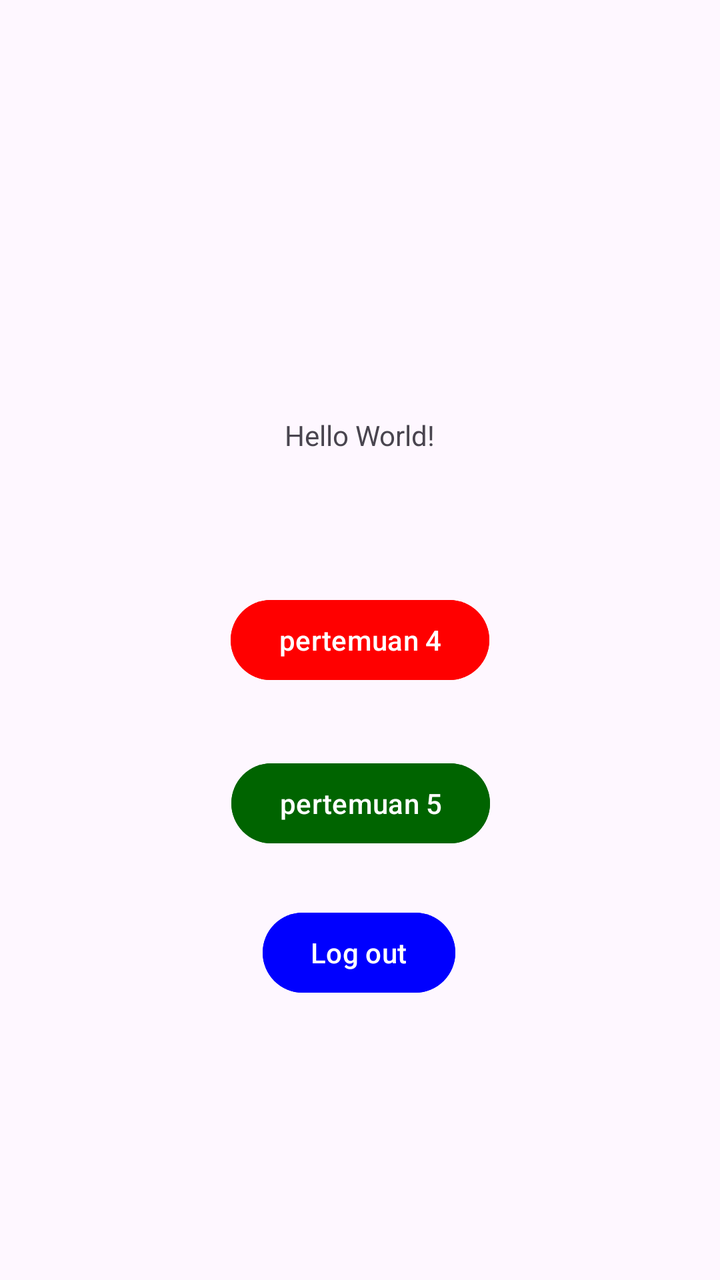
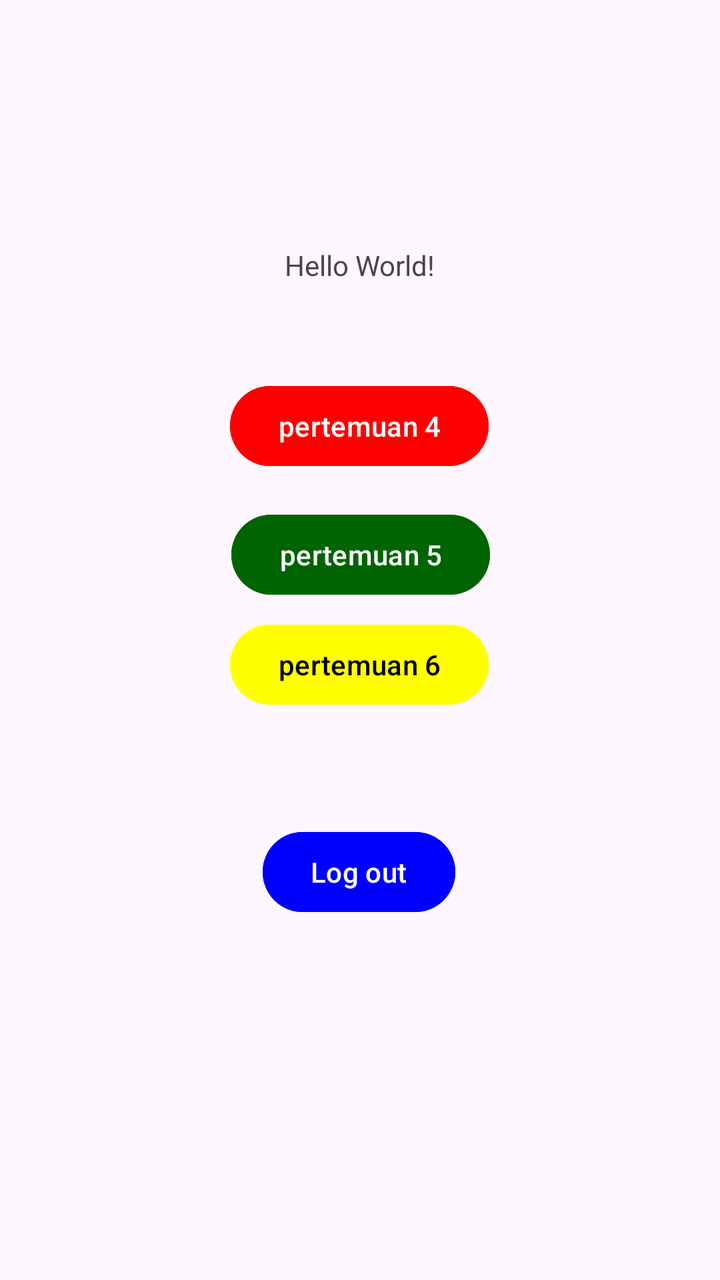

Screens rendered from an Android XML layout before and after an edit, with the pre-edit source and the edit as a unified diff.
<!-- AndroidManifest.xml: application theme Theme.Merkuriusendy -->
<!-- res/layout/activity_main.xml -->
<?xml version="1.0" encoding="utf-8"?>
<androidx.constraintlayout.widget.ConstraintLayout xmlns:android="http://schemas.android.com/apk/res/android"
    xmlns:app="http://schemas.android.com/apk/res-auto"
    xmlns:tools="http://schemas.android.com/tools"
    android:id="@+id/main"
    android:layout_width="match_parent"
    android:layout_height="match_parent"
    tools:context=".MainActivity">

    <TextView
        android:id="@+id/textView5"
        android:layout_width="wrap_content"
        android:layout_height="wrap_content"
        android:text="Hello World!"
        app:layout_constraintBottom_toBottomOf="parent"
        app:layout_constraintEnd_toEndOf="parent"
        app:layout_constraintStart_toStartOf="parent"
        app:layout_constraintTop_toTopOf="parent"
        app:layout_constraintVertical_bias="0.335" />

    <Button
        android:id="@+id/btnToFourth"
        android:layout_width="wrap_content"
        android:layout_height="wrap_content"
        android:backgroundTint="#FF0000"
        android:text="pertemuan 4"
        app:layout_constraintBottom_toBottomOf="parent"
        app:layout_constraintEnd_toEndOf="parent"
        app:layout_constraintStart_toStartOf="parent"
        app:layout_constraintTop_toTopOf="parent" />

    <Button
        android:id="@+id/btnToFifth"
        android:layout_width="wrap_content"
        android:layout_height="wrap_content"
        android:backgroundTint="#006400"
        android:text="pertemuan 5"
        app:layout_constraintBottom_toBottomOf="parent"
        app:layout_constraintEnd_toEndOf="parent"
        app:layout_constraintHorizontal_bias="0.501"
        app:layout_constraintStart_toStartOf="parent"
        app:layout_constraintTop_toTopOf="parent"
        app:layout_constraintVertical_bias="0.638" />

    <Button
        android:id="@+id/btnLogout"
        android:layout_width="wrap_content"
        android:layout_height="wrap_content"
        android:backgroundTint="#0000FF"
        android:text="Log out"
        app:layout_constraintBottom_toBottomOf="parent"
        app:layout_constraintEnd_toEndOf="parent"
        app:layout_constraintHorizontal_bias="0.498"
        app:layout_constraintStart_toStartOf="parent"
        app:layout_constraintTop_toTopOf="parent"
        app:layout_constraintVertical_bias="0.764" />

</androidx.constraintlayout.widget.ConstraintLayout>
<!-- resources referenced by this layout -->
<resources>
  <style name="Theme.Merkuriusendy" parent="Base.Theme.Merkuriusendy" />
  <style name="Base.Theme.Merkuriusendy" parent="Theme.Material3.DayNight.NoActionBar">
          
          
      </style>
</resources>

<!-- the commit's change to res/layout/activity_main.xml (unified diff, before → after) -->
@@ -16,7 +16,7 @@
         app:layout_constraintEnd_toEndOf="parent"
         app:layout_constraintStart_toStartOf="parent"
         app:layout_constraintTop_toTopOf="parent"
-        app:layout_constraintVertical_bias="0.335" />
+        app:layout_constraintVertical_bias="0.198" />
 
     <Button
         android:id="@+id/btnToFourth"
@@ -26,8 +26,10 @@
         android:text="pertemuan 4"
         app:layout_constraintBottom_toBottomOf="parent"
         app:layout_constraintEnd_toEndOf="parent"
+        app:layout_constraintHorizontal_bias="0.498"
         app:layout_constraintStart_toStartOf="parent"
-        app:layout_constraintTop_toTopOf="parent" />
+        app:layout_constraintTop_toTopOf="parent"
+        app:layout_constraintVertical_bias="0.319" />
 
     <Button
         android:id="@+id/btnToFifth"
@@ -40,7 +42,21 @@
         app:layout_constraintHorizontal_bias="0.501"
         app:layout_constraintStart_toStartOf="parent"
         app:layout_constraintTop_toTopOf="parent"
-        app:layout_constraintVertical_bias="0.638" />
+        app:layout_constraintVertical_bias="0.428" />
+
+    <Button
+        android:id="@+id/btnToSixth"
+        android:layout_width="wrap_content"
+        android:layout_height="wrap_content"
+        android:backgroundTint="#FFFF00"
+        android:textColor="@color/black"
+        android:text="pertemuan 6"
+        app:layout_constraintBottom_toBottomOf="parent"
+        app:layout_constraintEnd_toEndOf="parent"
+        app:layout_constraintHorizontal_bias="0.498"
+        app:layout_constraintStart_toStartOf="parent"
+        app:layout_constraintTop_toTopOf="parent"
+        app:layout_constraintVertical_bias="0.521" />
 
     <Button
         android:id="@+id/btnLogout"
@@ -53,6 +69,6 @@
         app:layout_constraintHorizontal_bias="0.498"
         app:layout_constraintStart_toStartOf="parent"
         app:layout_constraintTop_toTopOf="parent"
-        app:layout_constraintVertical_bias="0.764" />
+        app:layout_constraintVertical_bias="0.696" />
 
 </androidx.constraintlayout.widget.ConstraintLayout>
<!-- resource entries referenced after the edit -->
@@ -1,5 +1,6 @@
 <!-- resources referenced by this layout -->
 <resources>
+  <color name="black">#FF000000</color>
   <style name="Theme.Merkuriusendy" parent="Base.Theme.Merkuriusendy" />
   <style name="Base.Theme.Merkuriusendy" parent="Theme.Material3.DayNight.NoActionBar">
           
